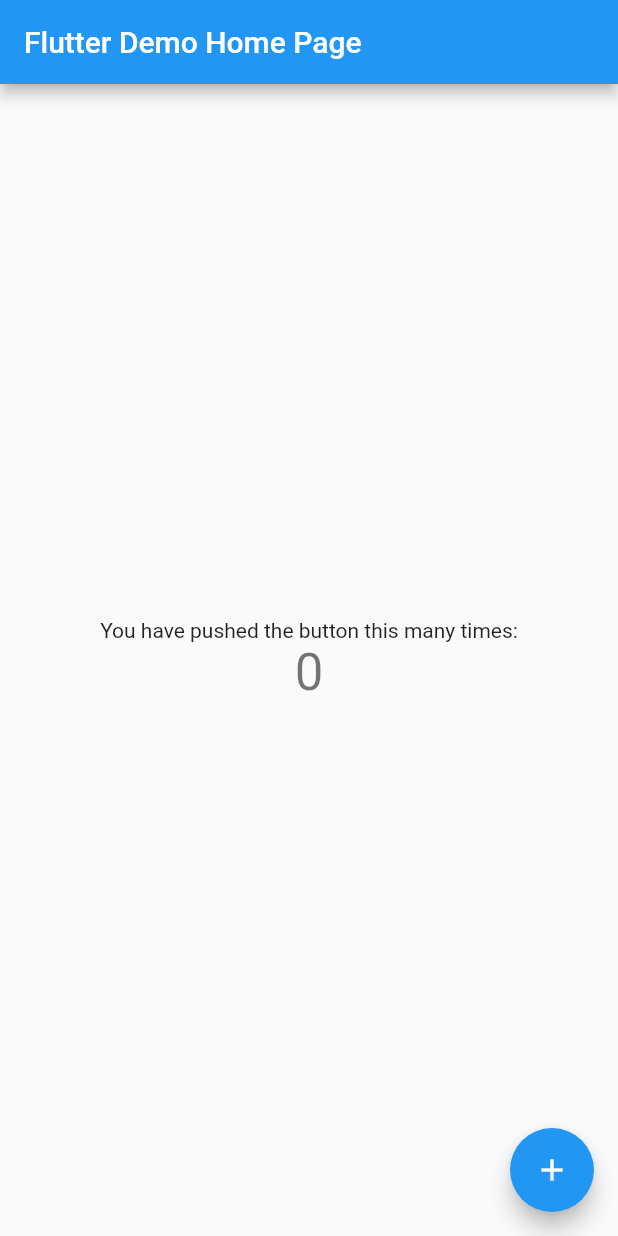
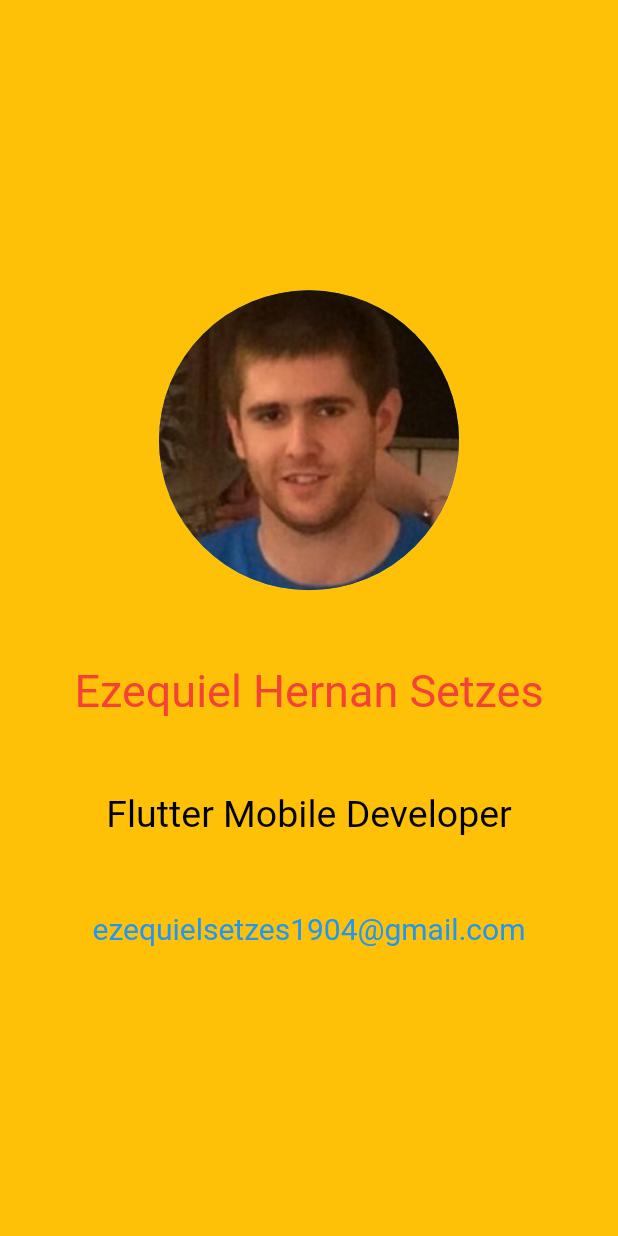
Before and after one commit to ezequielsetzesglobant/card_app, a Flutter app: the screen it shows after launch, on a phone screen of 412 x 824 dp. Run offline on Flutter 3.47's test engine with Material 2 defaults, Android fonts, the phone set to English and light mode, and no system bars.

Commit message:
business card implementation

```diff
--- /dev/null
+++ b/lib/home_page.dart
@@ -0,0 +1,52 @@
+import 'package:flutter/material.dart';
+import 'utils/constants.dart';
+import 'utils/text_styles.dart';
+
+class HomePage extends StatelessWidget {
+  const HomePage({Key? key}) : super(key: key);
+
+  @override
+  Widget build(BuildContext context) {
+    return Scaffold(
+      backgroundColor: Colors.amber,
+      body: SafeArea(
+          child: Center(
+        child: Column(
+          mainAxisAlignment: MainAxisAlignment.center,
+          children: const [
+            Padding(
+              padding: EdgeInsets.all(Constants.padding),
+              child: CircleAvatar(
+                backgroundImage: AssetImage(
+                  Constants.avatarPath,
+                ),
+                radius: Constants.radiusAvatar,
+              ),
+            ),
+            Padding(
+              padding: EdgeInsets.all(Constants.padding),
+              child: Text(
+                Constants.name,
+                style: TextStyles.nameTextStyle,
+              ),
+            ),
+            Padding(
+              padding: EdgeInsets.all(Constants.padding),
+              child: Text(
+                Constants.job,
+                style: TextStyles.jobTextStyle,
+              ),
+            ),
+            Padding(
+              padding: EdgeInsets.all(Constants.padding),
+              child: Text(
+                Constants.mail,
+                style: TextStyles.mailTextStyle,
+              ),
+            ),
+          ],
+        ),
+      )),
+    );
+  }
+}
--- a/lib/main.dart
+++ b/lib/main.dart
@@ -1,3 +1,4 @@
+import 'package:card_app/home_page.dart';
 import 'package:flutter/material.dart';
 
 void main() {
@@ -7,109 +8,11 @@ void main() {
 class MyApp extends StatelessWidget {
   const MyApp({Key? key}) : super(key: key);
 
-  // This widget is the root of your application.
   @override
   Widget build(BuildContext context) {
-    return MaterialApp(
-      title: 'Flutter Demo',
-      theme: ThemeData(
-        // This is the theme of your application.
-        //
-        // Try running your application with "flutter run". You'll see the
-        // application has a blue toolbar. Then, without quitting the app, try
-        // changing the primarySwatch below to Colors.green and then invoke
-        // "hot reload" (press "r" in the console where you ran "flutter run",
-        // or simply save your changes to "hot reload" in a Flutter IDE).
-        // Notice that the counter didn't reset back to zero; the application
-        // is not restarted.
-        primarySwatch: Colors.blue,
-      ),
-      home: const MyHomePage(title: 'Flutter Demo Home Page'),
+    return const MaterialApp(
+      debugShowCheckedModeBanner: false,
+      home: HomePage(),
     );
   }
 }
-
-class MyHomePage extends StatefulWidget {
-  const MyHomePage({Key? key, required this.title}) : super(key: key);
-
-  // This widget is the home page of your application. It is stateful, meaning
-  // that it has a State object (defined below) that contains fields that affect
-  // how it looks.
-
-  // This class is the configuration for the state. It holds the values (in this
-  // case the title) provided by the parent (in this case the App widget) and
-  // used by the build method of the State. Fields in a Widget subclass are
-  // always marked "final".
-
-  final String title;
-
-  @override
-  State<MyHomePage> createState() => _MyHomePageState();
-}
-
-class _MyHomePageState extends State<MyHomePage> {
-  int _counter = 0;
-
-  void _incrementCounter() {
-    setState(() {
-      // This call to setState tells the Flutter framework that something has
-      // changed in this State, which causes it to rerun the build method below
-      // so that the display can reflect the updated values. If we changed
-      // _counter without calling setState(), then the build method would not be
-      // called again, and so nothing would appear to happen.
-      _counter++;
-    });
-  }
-
-  @override
-  Widget build(BuildContext context) {
-    // This method is rerun every time setState is called, for instance as done
-    // by the _incrementCounter method above.
-    //
-    // The Flutter framework has been optimized to make rerunning build methods
-    // fast, so that you can just rebuild anything that needs updating rather
-    // than having to individually change instances of widgets.
-    return Scaffold(
-      appBar: AppBar(
-        // Here we take the value from the MyHomePage object that was created by
-        // the App.build method, and use it to set our appbar title.
-        title: Text(widget.title),
-      ),
-      body: Center(
-        // Center is a layout widget. It takes a single child and positions it
-        // in the middle of the parent.
-        child: Column(
-          // Column is also a layout widget. It takes a list of children and
-          // arranges them vertically. By default, it sizes itself to fit its
-          // children horizontally, and tries to be as tall as its parent.
-          //
-          // Invoke "debug painting" (press "p" in the console, choose the
-          // "Toggle Debug Paint" action from the Flutter Inspector in Android
-          // Studio, or the "Toggle Debug Paint" command in Visual Studio Code)
-          // to see the wireframe for each widget.
-          //
-          // Column has various properties to control how it sizes itself and
-          // how it positions its children. Here we use mainAxisAlignment to
-          // center the children vertically; the main axis here is the vertical
-          // axis because Columns are vertical (the cross axis would be
-          // horizontal).
-          mainAxisAlignment: MainAxisAlignment.center,
-          children: <Widget>[
-            const Text(
-              'You have pushed the button this many times:',
-            ),
-            Text(
-              '$_counter',
-              style: Theme.of(context).textTheme.headline4,
-            ),
-          ],
-        ),
-      ),
-      floatingActionButton: FloatingActionButton(
-        onPressed: _incrementCounter,
-        tooltip: 'Increment',
-        child: const Icon(Icons.add),
-      ), // This trailing comma makes auto-formatting nicer for build methods.
-    );
-  }
-}
--- /dev/null
+++ b/lib/utils/constants.dart
@@ -0,0 +1,11 @@
+class Constants {
+  static const double padding = 25.0;
+  static const double nameFontSize = 30.0;
+  static const double jobFontSize = 25.0;
+  static const double mailFontSize = 20.0;
+  static const double radiusAvatar = 100.0;
+  static const String avatarPath = 'assets/images/avatar.png';
+  static const String name = 'Ezequiel Hernan Setzes';
+  static const String job = 'Flutter Mobile Developer';
+  static const String mail = 'ezequielsetzes1904@gmail.com';
+}
--- /dev/null
+++ b/lib/utils/text_styles.dart
@@ -0,0 +1,17 @@
+import 'package:flutter/material.dart';
+import 'constants.dart';
+
+class TextStyles {
+  static const TextStyle nameTextStyle = TextStyle(
+    fontSize: Constants.nameFontSize,
+    color: Colors.red,
+  );
+  static const TextStyle jobTextStyle = TextStyle(
+    fontSize: Constants.jobFontSize,
+    color: Colors.black,
+  );
+  static const TextStyle mailTextStyle = TextStyle(
+    fontSize: Constants.mailFontSize,
+    color: Colors.blue,
+  );
+}
--- a/pubspec.yaml
+++ b/pubspec.yaml
@@ -58,7 +58,8 @@ flutter:
   uses-material-design: true
 
   # To add assets to your application, add an assets section, like this:
-  # assets:
+  assets:
+    - assets/images/
   #   - images/a_dot_burr.jpeg
   #   - images/a_dot_ham.jpeg
 
```
Also changed, not shown: assets/images/avatar.png (added), 2 other files.
